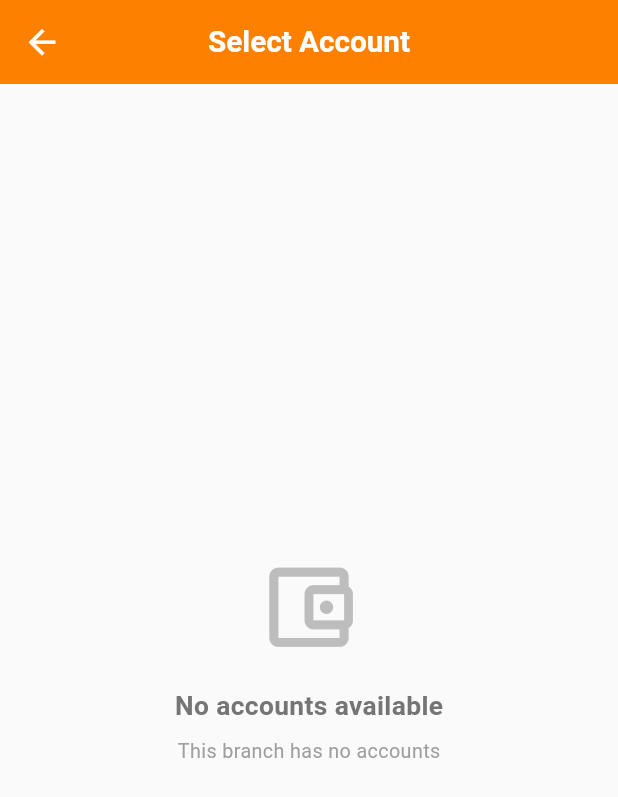
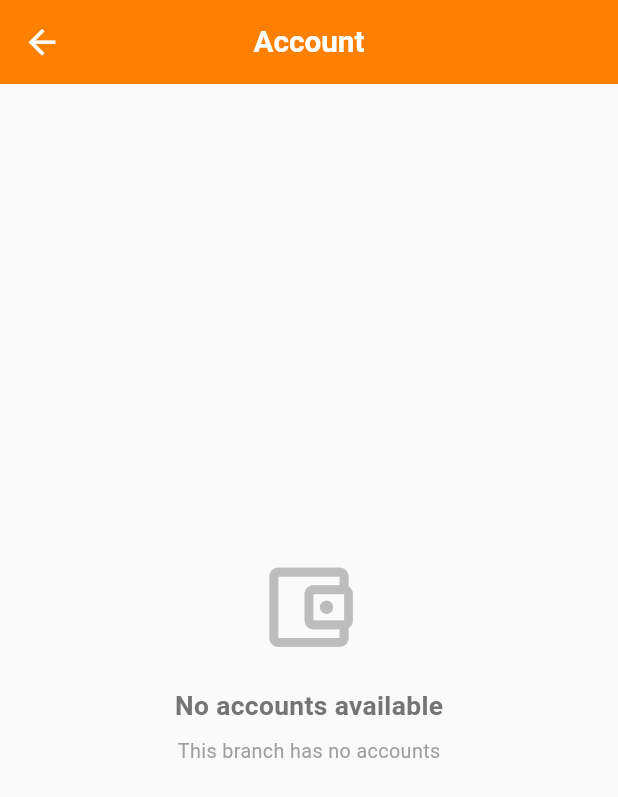
Before and after one commit to mralif93/arrahnu_mobile_app, a Flutter app: the AccountSelectionPage screen opened directly with empty values, on a phone screen of 412 x 824 dp. Shown: the top 797 px of the screen. Run offline on Flutter 3.47's test engine with Material 3 defaults, Android fonts, the phone set to English and light mode, and no system bars; our stand-ins replace carousel_slider, flutter_dotenv, flutter_easyloading, flutter_secure_storage, get, jwt_decoder and 2 more; accounts and stored records are empty; network calls fail; project files that could hold a hidden picture were left out.

Commit message:
Refactor page titles for consistency in selection pages
- Updated titles in AccountSelectionPage, BranchSelectionPage, and CollateralSelectionPage for improved clarity and consistency.
- Changed 'Select Account' to 'Account', 'Select Branch' to 'Branch', and 'Items Available' to 'Collateral' to streamline user experience.

```diff
--- a/lib/pages/account_selection_page.dart
+++ b/lib/pages/account_selection_page.dart
@@ -29,7 +29,7 @@ class _AccountSelectionPageState extends State<AccountSelectionPage> {
       backgroundColor: Colors.grey[50],
       appBar: AppBar(
         title: Text(
-          'Select Account',
+          'Account',
           style: TextStyle(
             fontSize: 18 * scaleFactor,
             fontWeight: FontWeight.w600,
--- a/lib/pages/branch_selection_page.dart
+++ b/lib/pages/branch_selection_page.dart
@@ -88,7 +88,7 @@ class _BranchSelectionPageState extends State<BranchSelectionPage> {
       backgroundColor: Colors.grey[50],
       appBar: AppBar(
         title: Text(
-          'Select Branch',
+          'Branch',
           style: TextStyle(
             fontSize: 18 * scaleFactor,
             fontWeight: FontWeight.w600,
--- a/lib/pages/collateral_selection_page.dart
+++ b/lib/pages/collateral_selection_page.dart
@@ -93,7 +93,7 @@ class _CollateralSelectionPageState extends State<CollateralSelectionPage> {
       backgroundColor: Colors.grey[50],
       appBar: AppBar(
         title: Text(
-          'Items Available',
+          'Collateral',
           style: TextStyle(
             fontSize: 18 * scaleFactor,
             fontWeight: FontWeight.w600,
```
